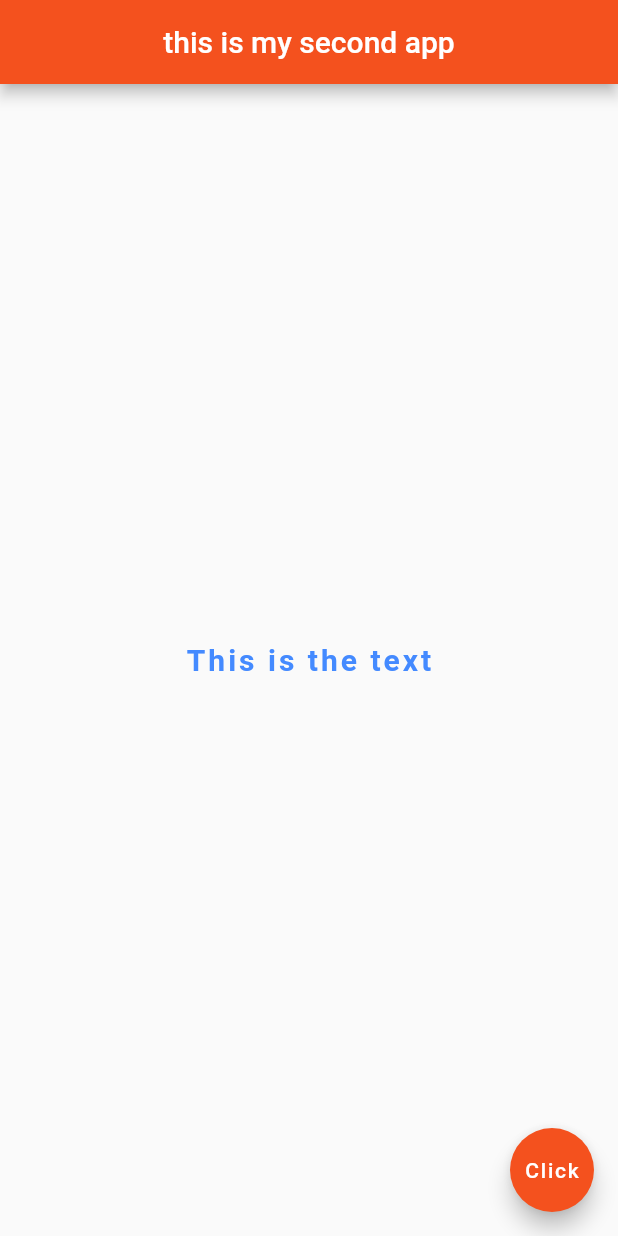
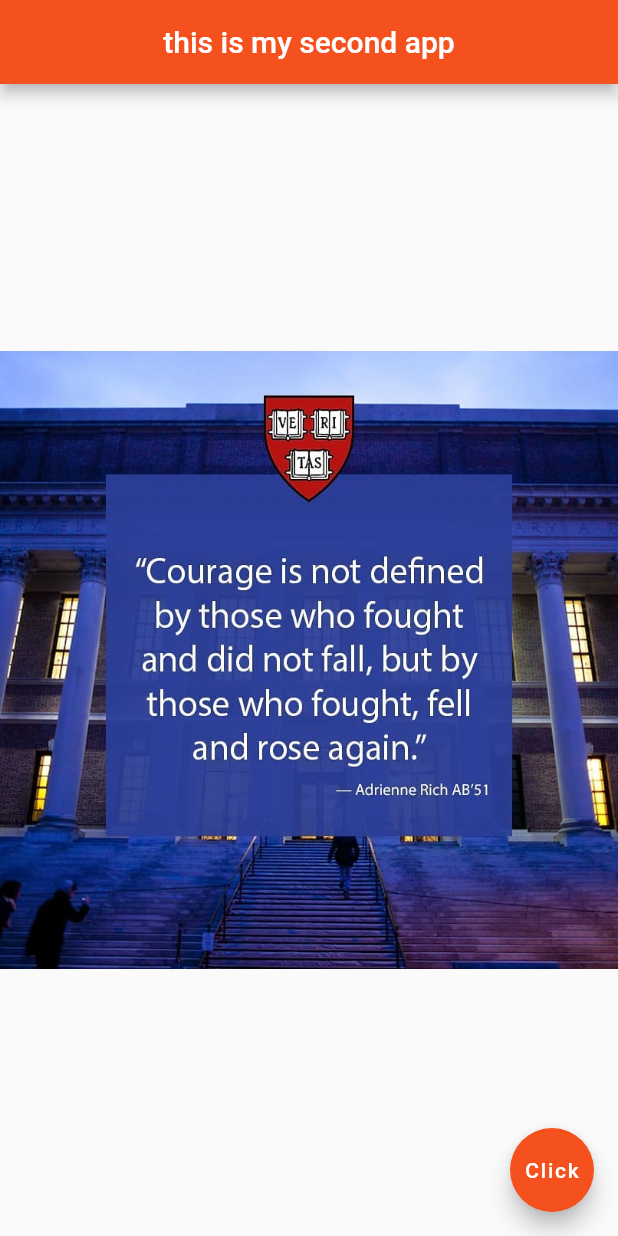
Before and after one commit to AbdulBasit0044/Flutter_Applications, a Flutter app: the screen it shows after launch, on a phone screen of 412 x 824 dp. Run offline on Flutter 3.47's test engine with Material 2 defaults, Android fonts, the phone set to English and light mode, and no system bars.

Commit message:
Adding image to the centre part

```diff
--- a/flutter_applications_the_net_ninja/myapp/lib/main.dart
+++ b/flutter_applications_the_net_ninja/myapp/lib/main.dart
@@ -17,15 +17,9 @@
         backgroundColor: Colors.deepOrange[600],
       ),
       body: Center(
-        child: Text(
-          'This is the text',
-          style: TextStyle(
-            fontSize: 20,
-            fontWeight: FontWeight.bold,
-            letterSpacing: 2.0,
-            color: Colors.blueAccent,
-          ),
-        ),
+        child: Image(
+          image: AssetImage('assets/image.jpg'),
+        )
 
       ),
       floatingActionButton: FloatingActionButton(
--- a/flutter_applications_the_net_ninja/myapp/pubspec.yaml
+++ b/flutter_applications_the_net_ninja/myapp/pubspec.yaml
@@ -41,9 +41,8 @@
   uses-material-design: true
 
   # To add assets to your application, add an assets section, like this:
-  # assets:
-  #  - images/a_dot_burr.jpeg
-  #  - images/a_dot_ham.jpeg
+  assets:
+    - assets/
 
   # An image asset can refer to one or more resolution-specific "variants", see
   # https://flutter.dev/assets-and-images/#resolution-aware.
```
Also changed, not shown: flutter_applications_the_net_ninja/myapp/assets/day.jpg (added), flutter_applications_the_net_ninja/myapp/assets/image.jpg (added), flutter_applications_the_net_ninja/myapp/assets/night.jpg (added).
